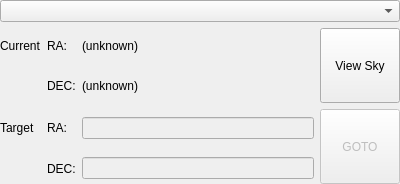
The window that gui/snowgui/icegui/mountcontrollerwidget.ui (AndreasFMueller/AstroPhotography) describes before a commit, drawn with Qt 5.
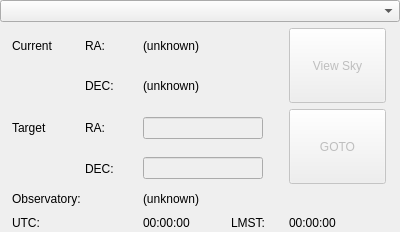
The same window after the commit. Custom widgets are drawn as their Qt base class.

Commit message: Clock widgets

Diff of the .ui file:
```diff
--- a/gui/snowgui/icegui/mountcontrollerwidget.ui
+++ b/gui/snowgui/icegui/mountcontrollerwidget.ui
@@ -7,13 +7,13 @@
     <x>0</x>
     <y>0</y>
     <width>400</width>
-    <height>184</height>
+    <height>232</height>
    </rect>
   </property>
   <property name="maximumSize">
    <size>
     <width>16777215</width>
-    <height>184</height>
+    <height>232</height>
    </size>
   </property>
   <property name="windowTitle">
@@ -50,102 +50,231 @@
       <property name="bottomMargin">
        <number>0</number>
       </property>
-      <item row="0" column="3">
-       <widget class="QLabel" name="currentRaField">
-        <property name="text">
-         <string>(unknown)</string>
-        </property>
-       </widget>
-      </item>
-      <item row="1" column="1">
+      <item row="1" column="2">
        <widget class="QLabel" name="currentDecLabel">
+        <property name="maximumSize">
+         <size>
+          <width>40</width>
+          <height>16777215</height>
+         </size>
+        </property>
         <property name="text">
          <string>DEC:</string>
         </property>
        </widget>
       </item>
-      <item row="0" column="4" rowspan="2">
+      <item row="4" column="1" colspan="2">
+       <widget class="QLabel" name="observatoryLabel">
+        <property name="text">
+         <string>Observatory:</string>
+        </property>
+       </widget>
+      </item>
+      <item row="0" column="5" rowspan="2">
        <widget class="QPushButton" name="viewskyButton">
+        <property name="enabled">
+         <bool>false</bool>
+        </property>
         <property name="minimumSize">
          <size>
-          <width>75</width>
+          <width>97</width>
           <height>75</height>
          </size>
         </property>
+        <property name="maximumSize">
+         <size>
+          <width>97</width>
+          <height>16777215</height>
+         </size>
+        </property>
         <property name="text">
          <string>View Sky</string>
         </property>
        </widget>
       </item>
-      <item row="0" column="0">
+      <item row="2" column="2">
+       <widget class="QLabel" name="targetRaLabel">
+        <property name="maximumSize">
+         <size>
+          <width>40</width>
+          <height>16777215</height>
+         </size>
+        </property>
+        <property name="text">
+         <string>RA:</string>
+        </property>
+       </widget>
+      </item>
+      <item row="2" column="1">
+       <widget class="QLabel" name="targetLabel">
+        <property name="maximumSize">
+         <size>
+          <width>55</width>
+          <height>16777215</height>
+         </size>
+        </property>
+        <property name="text">
+         <string>Target</string>
+        </property>
+       </widget>
+      </item>
+      <item row="0" column="1">
        <widget class="QLabel" name="currentLabel">
+        <property name="maximumSize">
+         <size>
+          <width>55</width>
+          <height>16777215</height>
+         </size>
+        </property>
         <property name="text">
          <string>Current</string>
         </property>
        </widget>
       </item>
-      <item row="3" column="3">
-       <widget class="QLineEdit" name="targetDecField">
-        <property name="enabled">
-         <bool>false</bool>
+      <item row="3" column="2">
+       <widget class="QLabel" name="targetDecLabel">
+        <property name="maximumSize">
+         <size>
+          <width>40</width>
+          <height>16777215</height>
+         </size>
+        </property>
+        <property name="text">
+         <string>DEC:</string>
         </property>
        </widget>
       </item>
-      <item row="2" column="4" rowspan="2">
+      <item row="2" column="5" rowspan="2">
        <widget class="QPushButton" name="gotoButton">
         <property name="enabled">
          <bool>false</bool>
         </property>
         <property name="minimumSize">
          <size>
-          <width>75</width>
+          <width>97</width>
           <height>75</height>
          </size>
         </property>
+        <property name="maximumSize">
+         <size>
+          <width>97</width>
+          <height>16777215</height>
+         </size>
+        </property>
         <property name="text">
          <string>GOTO</string>
         </property>
        </widget>
       </item>
-      <item row="2" column="3">
-       <widget class="QLineEdit" name="targetRaField">
-        <property name="enabled">
-         <bool>false</bool>
-        </property>
-       </widget>
-      </item>
-      <item row="0" column="1">
+      <item row="0" column="2">
        <widget class="QLabel" name="currentRaLabel">
+        <property name="maximumSize">
+         <size>
+          <width>40</width>
+          <height>16777215</height>
+         </size>
+        </property>
         <property name="text">
          <string>RA:</string>
         </property>
        </widget>
       </item>
-      <item row="1" column="3">
+      <item row="5" column="5">
+       <widget class="snowgui::LocalSiderealTime" name="siderealTime">
+        <property name="text">
+         <string>00:00:00</string>
+        </property>
+       </widget>
+      </item>
+      <item row="5" column="4">
+       <widget class="QLabel" name="siderealTimeLabel">
+        <property name="maximumSize">
+         <size>
+          <width>40</width>
+          <height>16777215</height>
+         </size>
+        </property>
+        <property name="text">
+         <string>LMST:</string>
+        </property>
+       </widget>
+      </item>
+      <item row="5" column="3">
+       <widget class="snowgui::ClockWidget" name="utcTime">
+        <property name="maximumSize">
+         <size>
+          <width>70</width>
+          <height>16777215</height>
+         </size>
+        </property>
+        <property name="text">
+         <string>00:00:00</string>
+        </property>
+       </widget>
+      </item>
+      <item row="4" column="3" colspan="3">
+       <widget class="QLabel" name="observatoryField">
+        <property name="text">
+         <string>(unknown)</string>
+        </property>
+       </widget>
+      </item>
+      <item row="3" column="3" colspan="2">
+       <widget class="QLineEdit" name="targetDecField">
+        <property name="enabled">
+         <bool>false</bool>
+        </property>
+        <property name="maximumSize">
+         <size>
+          <width>120</width>
+          <height>16777215</height>
+         </size>
+        </property>
+       </widget>
+      </item>
+      <item row="2" column="3" colspan="2">
+       <widget class="QLineEdit" name="targetRaField">
+        <property name="enabled">
+         <bool>false</bool>
+        </property>
+        <property name="maximumSize">
+         <size>
+          <width>120</width>
+          <height>16777215</height>
+         </size>
+        </property>
+       </widget>
+      </item>
+      <item row="1" column="3" colspan="2">
        <widget class="QLabel" name="currentDecField">
+        <property name="maximumSize">
+         <size>
+          <width>120</width>
+          <height>16777215</height>
+         </size>
+        </property>
         <property name="text">
          <string>(unknown)</string>
         </property>
        </widget>
       </item>
-      <item row="3" column="1">
-       <widget class="QLabel" name="targetDecLabel">
-        <property name="text">
-         <string>DEC:</string>
+      <item row="0" column="3" colspan="2">
+       <widget class="QLabel" name="currentRaField">
+        <property name="maximumSize">
+         <size>
+          <width>120</width>
+          <height>16777215</height>
+         </size>
         </property>
-       </widget>
-      </item>
-      <item row="2" column="0">
-       <widget class="QLabel" name="targetLabel">
         <property name="text">
-         <string>Target</string>
+         <string>(unknown)</string>
         </property>
        </widget>
       </item>
-      <item row="2" column="1">
-       <widget class="QLabel" name="targetRaLabel">
+      <item row="5" column="1" colspan="2">
+       <widget class="QLabel" name="utcLabel">
         <property name="text">
-         <string>RA:</string>
+         <string>UTC:</string>
         </property>
        </widget>
       </item>
@@ -154,6 +283,18 @@
    </item>
   </layout>
  </widget>
+ <customwidgets>
+  <customwidget>
+   <class>snowgui::LocalSiderealTime</class>
+   <extends>QLabel</extends>
+   <header location="global">LocalSiderealTime.h</header>
+  </customwidget>
+  <customwidget>
+   <class>snowgui::ClockWidget</class>
+   <extends>QLabel</extends>
+   <header location="global">ClockWidget.h</header>
+  </customwidget>
+ </customwidgets>
  <resources/>
  <connections/>
 </ui>
```
The commit also changes 19 other files.
